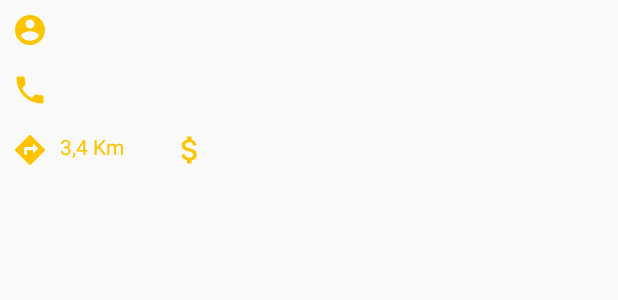
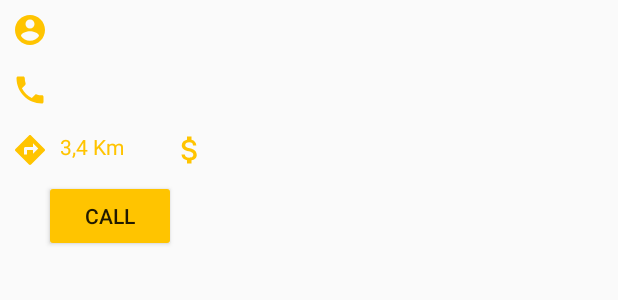
Before and after one commit to Younes-Charfaoui/JilConnectHackathon, an Android app: the layout infowindow.xml on its own in the app's theme, with its tools: preview values and no code run, on a phone screen of 412 x 824 dp. Shown: the top 300 px of the screen. Run offline under Robolectric (Android 15) with nearby library versions, the phone set to English and light mode, and no system bars.

Commit message:
Adding the call functionality to the marker option

```diff
--- a/JilConnectHackathonUser/app/src/main/java/dz/jilconnect/dipanniniuser/MapsActivity.kt
+++ b/JilConnectHackathonUser/app/src/main/java/dz/jilconnect/dipanniniuser/MapsActivity.kt
@@ -1,10 +1,13 @@
 package dz.jilconnect.dipanniniuser
 
 import android.Manifest
+import android.content.Intent
 import android.content.pm.PackageManager
+import android.net.Uri
 import android.os.Bundle
 import android.util.Log
 import android.widget.Toast
+import androidx.appcompat.app.AlertDialog
 import androidx.appcompat.app.AppCompatActivity
 import androidx.core.app.ActivityCompat
 import androidx.core.content.ContextCompat
--- a/JilConnectHackathonUser/app/src/main/res/layout/infowindow.xml
+++ b/JilConnectHackathonUser/app/src/main/res/layout/infowindow.xml
@@ -67,5 +67,15 @@
             android:id="@+id/moneyTv"
             app:layout_constraintTop_toTopOf="@+id/imageView4" app:layout_constraintStart_toEndOf="@+id/imageView4"
             android:layout_marginStart="8dp" app:layout_constraintBottom_toBottomOf="@+id/imageView4"/>
+    <Button
+            android:text="Call"
+            android:backgroundTint="@color/colorAccent"
+
+            android:layout_width="wrap_content"
+            android:layout_height="wrap_content"
+            android:id="@+id/callButton" app:layout_constraintStart_toStartOf="@+id/imageView3"
+            android:layout_marginTop="8dp"
+            app:layout_constraintTop_toBottomOf="@+id/imageView3" android:layout_marginEnd="8dp"
+            app:layout_constraintEnd_toStartOf="@+id/moneyTv"/>
 
 </androidx.constraintlayout.widget.ConstraintLayout>
```
Also changed, not shown: JilConnectHackathonUser/app/src/main/java/dz/jilconnect/dipanniniuser/WorkerMarkerInfoAdapter.kt (+8 -0 lines).
